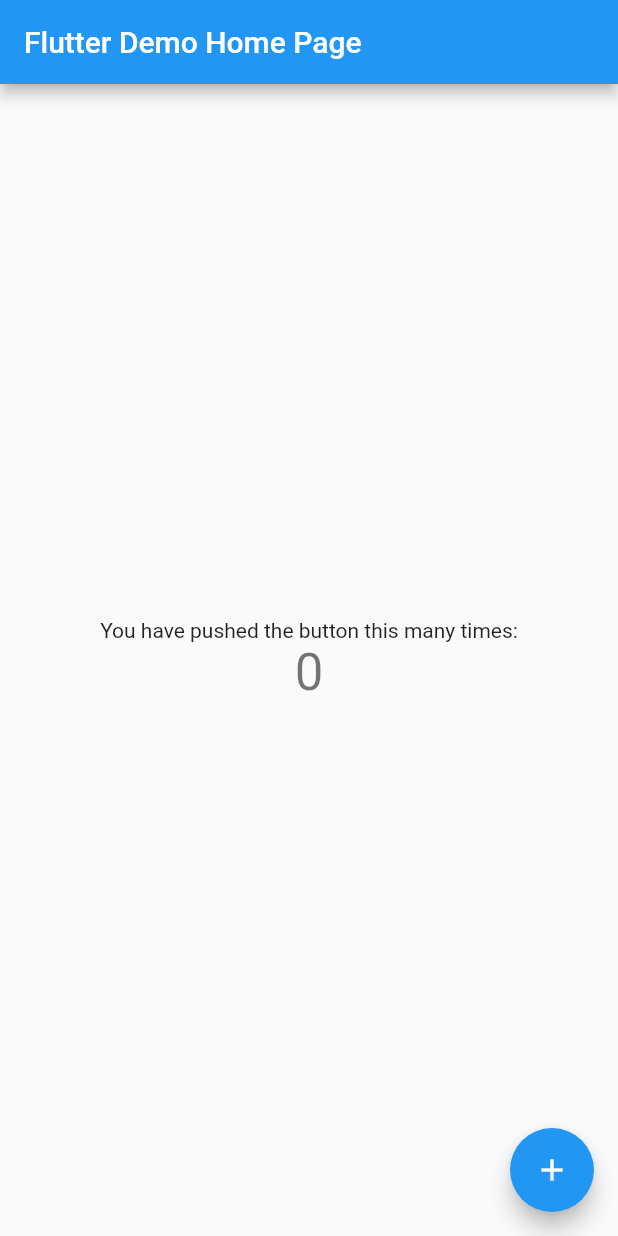
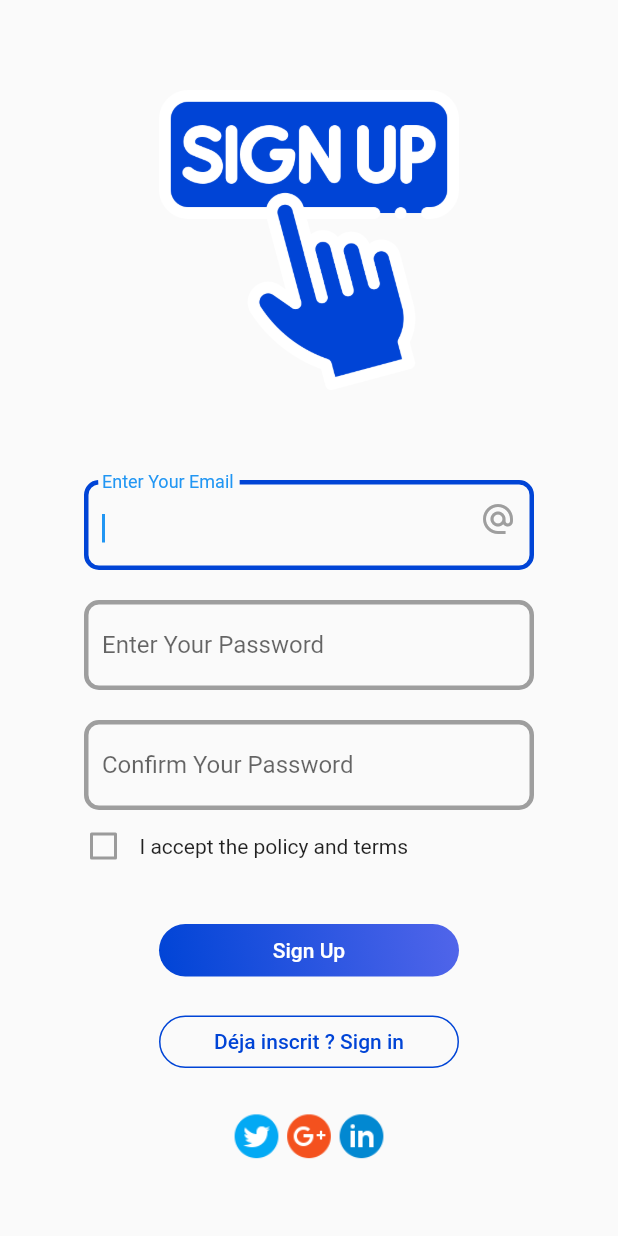
Before and after one commit to BalanceTonPoids/flutter, a Flutter app: the screen it shows after launch, on a phone screen of 412 x 824 dp. Run offline on Flutter 3.47's test engine with Material 2 defaults, Android fonts, the phone set to English and light mode, and no system bars.

Commit message:
update theme+page connexion /inscription

```diff
--- /dev/null
+++ b/lib/inscriptionPage.dart
@@ -0,0 +1,221 @@
+import 'package:balancetonpoids/theme/theme_constants.dart';
+import 'package:flutter/material.dart';
+import './ConnexionPage.dart';
+
+
+class SignUp1 extends StatelessWidget {
+  @override
+  Widget build(BuildContext context) {
+    return SafeArea(
+      child: Scaffold(
+        body: SingleChildScrollView(
+          child: Stack(
+            children: <Widget>[
+              Container(
+                child: Column(
+                  children: <Widget>[
+                    Padding(padding: EdgeInsets.all(30)),
+                    Container(
+
+                      width: 200,
+                      child: Image.asset(
+                        'assets/sign-up.png',
+                        fit: BoxFit.fill,
+                      ),
+                    ),
+                    SizedBox(
+                      height: 30,
+                    ),
+                    Padding(
+                      padding: const EdgeInsets.all(30.0),
+                      child: Column(
+                        children: <Widget>[
+
+                          Container(
+                            width: 300,
+                            height: 60,
+                            child: TextField(
+
+                              autofocus: true,
+                              decoration: InputDecoration(
+                                focusedBorder: OutlineInputBorder(
+                                  borderSide: BorderSide(
+                                    color: blue,
+                                    width: 3.0,
+                                  ),
+                                  borderRadius: BorderRadius.circular(10),
+                                ),
+                                enabledBorder: OutlineInputBorder(
+                                  borderSide: BorderSide(
+                                    color: Colors.grey,
+                                    width: 3.0,
+                                  ),
+                                  borderRadius: BorderRadius.circular(10),
+                                ),
+
+                                labelText: 'Enter Your Email',
+                                suffix: Icon(
+                                  Icons.alternate_email,
+                                  color: Colors.grey,
+                                ),
+                              ),
+                            ),
+                          ),
+                          SizedBox(
+                            height: 20,
+                          ),
+                          Container(
+                            width: 300,
+                            height: 60,
+                            child: TextField(
+                              autofocus: true,
+                              obscureText: true,
+                              decoration: InputDecoration(
+                                focusedBorder: OutlineInputBorder(
+                                  borderSide: BorderSide(
+                                    color: Color(0xff2827e9),
+                                    width: 3.0,
+                                  ),
+                                  borderRadius: BorderRadius.circular(10),
+                                ),
+                                enabledBorder: OutlineInputBorder(
+                                  borderSide: BorderSide(
+                                    color: Colors.grey,
+                                    width: 3.0,
+                                  ),
+                                  borderRadius: BorderRadius.circular(10),
+                                ),
+                                labelText: 'Enter Your Password',
+                                suffix: Icon(
+                                  Icons.lock,
+                                  color: Colors.grey,
+                                ),
+                              ),
+                            ),
+                          ),
+                          SizedBox(
+                            height: 20,
+                          ),
+                          Container(
+                            width: 300,
+                            height: 60,
+                            child: TextField(
+                              autofocus: true,
+                              obscureText: true,
+                              decoration: InputDecoration(
+                                focusedBorder: OutlineInputBorder(
+                                  borderSide: BorderSide(
+                                    color: blue,
+                                    width: 3.0,
+                                  ),
+                                  borderRadius: BorderRadius.circular(10),
+                                ),
+                                enabledBorder: OutlineInputBorder(
+                                  borderSide: BorderSide(
+                                    color: Colors.grey,
+                                    width: 3.0,
+                                  ),
+                                  borderRadius: BorderRadius.circular(10),
+                                ),
+                                labelText: 'Confirm Your Password',
+                                suffix: Icon(
+                                  Icons.lock,
+                                  color: Colors.grey,
+                                ),
+                              ),
+                            ),
+                          ),
+                          Padding(
+                            padding: const EdgeInsets.symmetric(horizontal: 15),
+                            child: Row(
+                              children: <Widget>[
+                                Checkbox(
+                                  value: false,
+                                  onChanged: null,
+                                ),
+                                Text('I accept the policy and terms'),
+                              ],
+                            ),
+                          ),
+                          SizedBox(height: 20,),
+                          TextButton(
+                            onPressed: () {},
+                            child: Container(
+                              width: 200,
+                              height: 35,
+                              decoration: BoxDecoration(
+                                borderRadius: BorderRadius.circular(30),
+                                gradient: LinearGradient(
+                                    begin: Alignment.topRight,
+                                    end: Alignment.bottomLeft,
+                                    colors: [
+                                      Color(0xff5165ea),
+                                      blue,
+                                    ]),
+                              ),
+                              child: Center(
+                                child: Text(
+                                  'Sign Up',
+                                  style: TextStyle(color: Colors.white),
+                                ),
+                              ),
+                            ),
+                          ),
+                          SizedBox(height: 10,),
+                          TextButton(
+                            onPressed: () {
+                              Navigator.push(
+                                context,
+                                MaterialPageRoute(builder: (context) => ConnexionPage()),
+                              );
+                            },
+                            child: Container(
+                              width: 200,
+                              height: 35,
+                              decoration: BoxDecoration(
+                                  borderRadius: BorderRadius.circular(30),
+                                  border: Border.all(color: blue)
+                              ),
+                              child: Center(
+                                child: Text(
+                                  'Déja inscrit ? Sign in',
+                                  style: TextStyle(color: blue),
+                                ),
+                              ),
+                            ),
+                          ),
+
+                          SizedBox(height: 20,),
+                          Row(
+                            mainAxisAlignment: MainAxisAlignment.center,
+                            children: <Widget>[
+                              Image(
+                                image: AssetImage('assets/icons8_Twitter_Circled_48px.png'),
+                                width: 35,
+                                height: 35,
+                              ),
+                              Image(
+                                image: AssetImage('assets/google.png'),
+                                width: 35,
+                                height: 35,
+                              ),
+                              Image(
+                                image: AssetImage('assets/icons8_LinkedIn_Circled_48px.png'),
+                                width: 35,
+                                height: 35,
+                              ),
+                            ],
+                          ),
+                        ],
+                      ),
+                    ),
+                  ],
+                ),
+              ),
+            ],
+          ),
+        ),
+      ),
+    );
+  }
+}
--- a/lib/main.dart
+++ b/lib/main.dart
@@ -1,115 +1,130 @@
 import 'package:flutter/material.dart';
-
+import './theme/theme_constants.dart';
+import './theme/theme_manager.dart';
+import './utils/helper_widgets.dart';
+import './inscriptionPage.dart';
 void main() {
-  runApp(const MyApp());
+  runApp(MaterialApp(
+    theme: ThemeData(
+      primaryColor: Colors.blue,
+      textTheme: TextTheme(
+        headline1: TextStyle(
+            fontSize: 24,
+            fontWeight: FontWeight.bold
+        ),
+      ),
+    ),
+    home: SignUp1(),
+  ));
 }
 
-class MyApp extends StatelessWidget {
-  const MyApp({super.key});
+ThemeManager _themeManager = ThemeManager();
 
+class MyApp extends StatefulWidget {
   // This widget is the root of your application.
+  @override
+  _MyAppState createState() => _MyAppState();
+}
+
+class _MyAppState extends State<MyApp> {
+
+  @override
+  void dispose() {
+    _themeManager.removeListener(themeListener);
+    super.dispose();
+  }
+
+  @override
+  void initState() {
+    _themeManager.addListener(themeListener);
+    super.initState();
+  }
+
+  themeListener(){
+    if(mounted){
+      setState(() {
+
+      });
+    }
+  }
+
   @override
   Widget build(BuildContext context) {
     return MaterialApp(
+      debugShowCheckedModeBanner: false,
       title: 'Flutter Demo',
-      theme: ThemeData(
-        // This is the theme of your application.
-        //
-        // Try running your application with "flutter run". You'll see the
-        // application has a blue toolbar. Then, without quitting the app, try
-        // changing the primarySwatch below to Colors.green and then invoke
-        // "hot reload" (press "r" in the console where you ran "flutter run",
-        // or simply save your changes to "hot reload" in a Flutter IDE).
-        // Notice that the counter didn't reset back to zero; the application
-        // is not restarted.
-        primarySwatch: Colors.blue,
-      ),
-      home: const MyHomePage(title: 'Flutter Demo Home Page'),
+      theme: lightTheme,
+      darkTheme: darkTheme,
+      themeMode: _themeManager.themeMode,
+      home: MyHomeScreen(),
     );
   }
 }
 
-class MyHomePage extends StatefulWidget {
-  const MyHomePage({super.key, required this.title});
-
-  // This widget is the home page of your application. It is stateful, meaning
-  // that it has a State object (defined below) that contains fields that affect
-  // how it looks.
-
-  // This class is the configuration for the state. It holds the values (in this
-  // case the title) provided by the parent (in this case the App widget) and
-  // used by the build method of the State. Fields in a Widget subclass are
-  // always marked "final".
-
-  final String title;
+class MyHomeScreen extends StatefulWidget {
+  const MyHomeScreen({Key? key}) : super(key: key);
 
   @override
-  State<MyHomePage> createState() => _MyHomePageState();
+  _MyHomeScreenState createState() => _MyHomeScreenState();
 }
 
-class _MyHomePageState extends State<MyHomePage> {
-  int _counter = 0;
-
-  void _incrementCounter() {
-    setState(() {
-      // This call to setState tells the Flutter framework that something has
-      // changed in this State, which causes it to rerun the build method below
-      // so that the display can reflect the updated values. If we changed
-      // _counter without calling setState(), then the build method would not be
-      // called again, and so nothing would appear to happen.
-      _counter++;
-    });
-  }
-
+class _MyHomeScreenState extends State<MyHomeScreen> {
   @override
   Widget build(BuildContext context) {
-    // This method is rerun every time setState is called, for instance as done
-    // by the _incrementCounter method above.
-    //
-    // The Flutter framework has been optimized to make rerunning build methods
-    // fast, so that you can just rebuild anything that needs updating rather
-    // than having to individually change instances of widgets.
+    TextTheme _textTheme = Theme.of(context).textTheme;
+    bool isDark = Theme.of(context).brightness == Brightness.dark;
     return Scaffold(
-      appBar: AppBar(
-        // Here we take the value from the MyHomePage object that was created by
-        // the App.build method, and use it to set our appbar title.
-        title: Text(widget.title),
+   /*   appBar: AppBar(
+        title: Text("Theme App"),
+        actions: [Switch(value: _themeManager.themeMode == ThemeMode.dark, onChanged: (newValue) {
+          _themeManager.toggleTheme(newValue);
+        })],
       ),
       body: Center(
-        // Center is a layout widget. It takes a single child and positions it
-        // in the middle of the parent.
+        child: Padding(
+          padding: const EdgeInsets.all(8.0),
           child: Column(
-          // Column is also a layout widget. It takes a list of children and
-          // arranges them vertically. By default, it sizes itself to fit its
-          // children horizontally, and tries to be as tall as its parent.
-          //
-          // Invoke "debug painting" (press "p" in the console, choose the
-          // "Toggle Debug Paint" action from the Flutter Inspector in Android
-          // Studio, or the "Toggle Debug Paint" command in Visual Studio Code)
-          // to see the wireframe for each widget.
-          //
-          // Column has various properties to control how it sizes itself and
-          // how it positions its children. Here we use mainAxisAlignment to
-          // center the children vertically; the main axis here is the vertical
-          // axis because Columns are vertical (the cross axis would be
-          // horizontal).
             mainAxisAlignment: MainAxisAlignment.center,
-          children: <Widget>[
-            const Text(
-              'You have pushed the button this many times:',
+            crossAxisAlignment: CrossAxisAlignment.center,
+            children: [
+             /* Image.asset(
+                "assets/images/profile_pic.png",
+                width: 200,
+                height: 200,
+              ),*/
+              addVerticalSpace(10),
+              Text(
+                "Your Name",
+                style: _textTheme.headline4?.copyWith(
+                    color:isDark?Colors.white: Colors.black,fontWeight: FontWeight.bold
                 ),
+              ),
+              addVerticalSpace(10),
               Text(
-              '$_counter',
-              style: Theme.of(context).textTheme.headline4,
+                "@yourusername",
+                style: _textTheme.subtitle1,
               ),
+              addVerticalSpace(10),
+              Text(
+                "This is a simple Status",
+              ),
+              addVerticalSpace(20),
+              TextField(),
+              addVerticalSpace(20),
+              ElevatedButton(child: Text("Just Click"), onPressed: () {}),
+              addVerticalSpace(20),
+              ElevatedButton(child: Text("Click Me"), onPressed: () {}),
             ],
           ),
         ),
-      floatingActionButton: FloatingActionButton(
-        onPressed: _incrementCounter,
-        tooltip: 'Increment',
-        child: const Icon(Icons.add),
-      ), // This trailing comma makes auto-formatting nicer for build methods.
+      ),
+      floatingActionButton: Theme(
+        data: Theme.of(context).copyWith(splashColor: Colors.black), // For Test
+        child: FloatingActionButton(
+          child: Icon(Icons.add),
+          onPressed: () {},
+        ),
+      ),*/
     );
   }
 }
--- /dev/null
+++ b/lib/theme/theme_constants.dart
@@ -0,0 +1,66 @@
+import 'package:flutter/material.dart';
+
+
+const Color black1 = Color(0xff292929);
+const Color white1 = Color(0xffeeeded);
+const Color blue = Color(0xff0044D6);
+const Color red = Color(0xffCB0B0B);
+const Color green = Color(0xff28AB21);
+ThemeData lightTheme = ThemeData(
+    brightness: Brightness.light,
+    primaryColor: blue,
+    floatingActionButtonTheme: FloatingActionButtonThemeData(
+        backgroundColor: blue
+    ),
+    elevatedButtonTheme: ElevatedButtonThemeData(
+        style: ButtonStyle(
+            padding: MaterialStateProperty.all<EdgeInsetsGeometry>(
+                EdgeInsets.symmetric(horizontal: 40.0,vertical: 20.0)
+            ),
+            shape: MaterialStateProperty.all<OutlinedBorder>(
+                RoundedRectangleBorder(
+                    borderRadius: BorderRadius.circular(20.0))
+            ),
+            backgroundColor: MaterialStateProperty.all<Color>(blue)
+        )
+    ),
+    inputDecorationTheme: InputDecorationTheme(
+        border: OutlineInputBorder(
+            borderRadius: BorderRadius.circular(20.0),borderSide: BorderSide.none
+        ),
+        filled: true,
+        fillColor: Colors.grey.withOpacity(0.1)
+    )
+);
+
+ThemeData darkTheme = ThemeData(
+
+  brightness: Brightness.dark,
+  accentColor: Colors.white,
+  switchTheme: SwitchThemeData(
+    trackColor: MaterialStateProperty.all<Color>(Colors.black),
+    thumbColor: MaterialStateProperty.all<Color>(Colors.white),
+  ),
+  inputDecorationTheme: InputDecorationTheme(
+      border: OutlineInputBorder(
+          borderRadius: BorderRadius.circular(20.0),borderSide: BorderSide.none
+      ),
+      filled: true,
+      fillColor: Colors.grey.withOpacity(0.1)
+  ),
+  elevatedButtonTheme: ElevatedButtonThemeData(
+      style: ButtonStyle(
+          padding: MaterialStateProperty.all<EdgeInsetsGeometry>(
+              EdgeInsets.symmetric(horizontal: 40.0,vertical: 20.0)
+          ),
+          shape: MaterialStateProperty.all<OutlinedBorder>(
+              RoundedRectangleBorder(
+                  borderRadius: BorderRadius.circular(20.0)
+              )
+          ),
+          backgroundColor: MaterialStateProperty.all<Color>(Colors.white),
+          foregroundColor: MaterialStateProperty.all<Color>(Colors.black),
+          overlayColor: MaterialStateProperty.all<Color>(Colors.black26)
+      )
+  ),
+);
--- a/pubspec.yaml
+++ b/pubspec.yaml
@@ -31,6 +31,7 @@ environment:
 dependencies:
   flutter:
     sdk: flutter
+
 
 
   # The following adds the Cupertino Icons font to your application.
@@ -69,8 +70,8 @@ flutter:
   uses-material-design: true
 
   # To add assets to your application, add an assets section, like this:
-  # assets:
-  #   - images/a_dot_burr.jpeg
+  assets:
+    - assets/
   #   - images/a_dot_ham.jpeg
 
   # An image asset can refer to one or more resolution-specific "variants", see
```
Also changed, not shown: lib/ConnexionPage.dart (added, +175 -0 lines), lib/theme/theme_manager.dart (added, +15 -0 lines), lib/utils/helper_widgets.dart (added, +13 -0 lines), assets/google.png (added), assets/icons8_LinkedIn_Circled_48px.png (added), assets/icons8_Twitter_Circled_48px.png (added), assets/log-in.png (added), assets/logo_blue.png (added), assets/shape1.png (added), assets/sign-up.png (added), pubspec.lock, 1 other file. Lines whose indentation alone changed are shown as unchanged.
